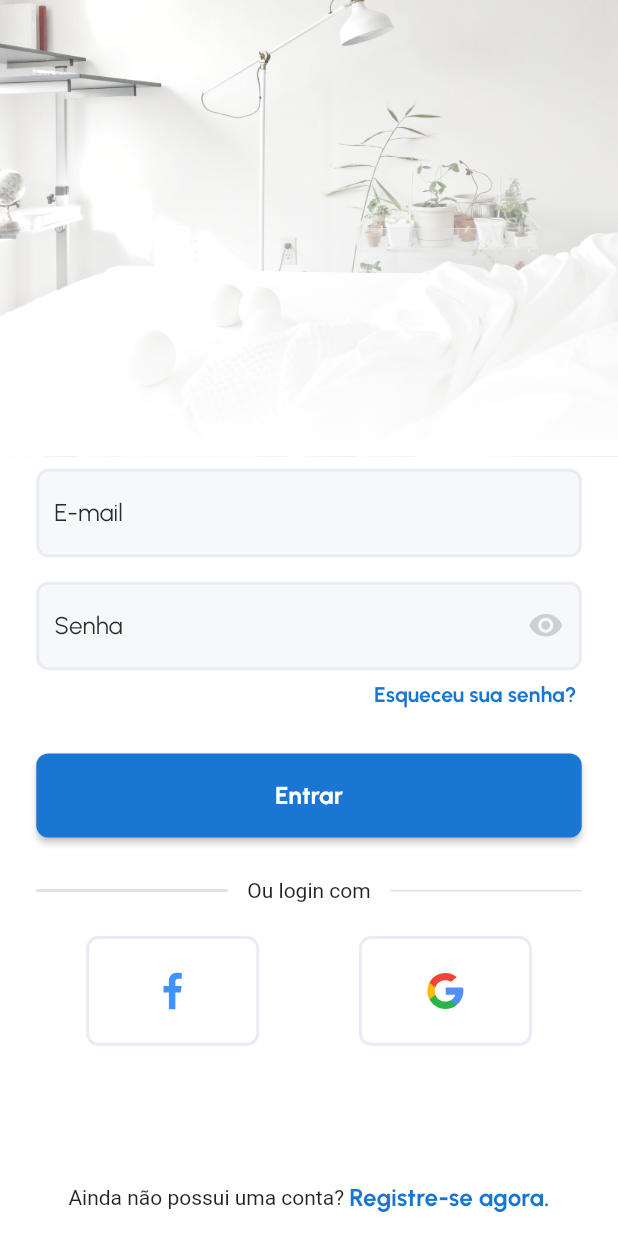
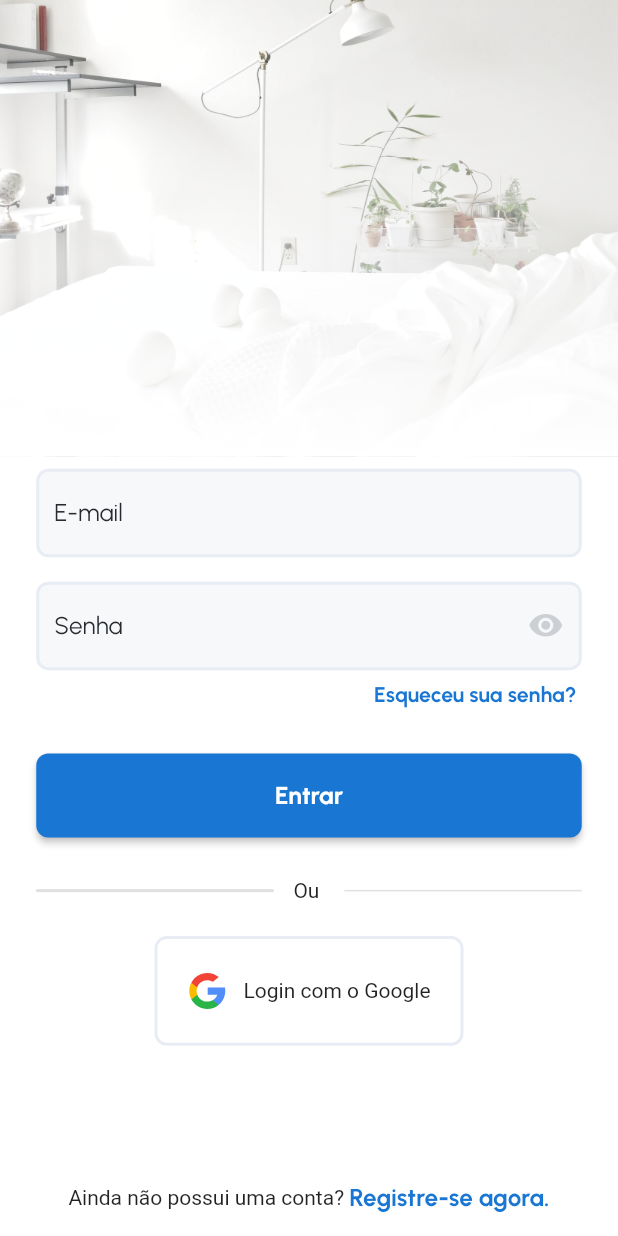
Before and after one commit to lucas-carlos-org/home_in_order, a Flutter app: the screen it shows after launch, on a phone screen of 412 x 824 dp. Run offline on Flutter 3.47's test engine with Material 2 defaults, Android fonts, the phone set to English and light mode, and no system bars; our stand-ins replace brasil_fields, cloud_firestore, dropdown_formfield, firebase_auth, firebase_core, firebase_messaging and 7 more; missing offline and left inert: validatorless; accounts and stored records are empty; Roboto replaces fonts that are missing (Hind).

Commit message:
:fire: Removed facebook login button and deleted its implementation

```diff
--- a/lib/application/ui/widgets/custom_social_button.dart
+++ b/lib/application/ui/widgets/custom_social_button.dart
@@ -1,13 +1,20 @@
 import 'package:flutter/material.dart';
 import 'package:flutter_svg/flutter_svg.dart';
+import 'package:get/get.dart';
 import 'package:home_in_order/application/ui/theme/app_colors.dart';
 
 import 'package:home_in_order/application/ui/utils/extensions/size_screen_extension.dart';
 
 class CustomSocialButton extends StatelessWidget {
-  const CustomSocialButton({Key? key, required this.onPressed, required this.iconPath}) : super(key: key);
+  const CustomSocialButton(
+      {Key? key,
+      required this.onPressed,
+      required this.iconPath,
+      required this.label})
+      : super(key: key);
   final VoidCallback onPressed;
   final String iconPath;
+  final String label;
 
   @override
   Widget build(BuildContext context) {
@@ -15,18 +22,25 @@ class CustomSocialButton extends StatelessWidget {
       onTap: onPressed,
       child: Container(
         height: 72.h,
-        width: 105.w,
+        width: Get.size.width / 2,
         decoration: BoxDecoration(
           borderRadius: BorderRadius.circular(8.r),
-          border: Border.all(
-              color: AppColors.greyBorder,
-              width: 2),
+          border: Border.all(color: AppColors.greyBorder, width: 2),
         ),
         child: Center(
-          child: SvgPicture.asset(
-            iconPath,
-            height: 26.h,
-            width: 26.h,
+          child: Row(
+            mainAxisAlignment: MainAxisAlignment.center,
+            children: [
+              SvgPicture.asset(
+                iconPath,
+                height: 26.h,
+                width: 26.h,
+              ),
+              SizedBox(
+                width: 10.w,
+              ),
+              Text(label)
+            ],
           ),
         ),
       ),
--- a/lib/modules/auth/login/login_page.dart
+++ b/lib/modules/auth/login/login_page.dart
@@ -22,7 +22,7 @@ class LoginPage extends GetView<LoginController> {
                 children: [
                   bodyImageHeader(),
                   LoginForm(),
-                  const LoginDivider(label: 'Ou login com'),
+                  const LoginDivider(label: 'Ou '),
                   bodySocialButtons(),
                   const Spacer(),
                   bodyCreateAccount(),
@@ -67,18 +67,10 @@ class LoginPage extends GetView<LoginController> {
       padding: EdgeInsets.symmetric(horizontal: 22.w),
       child: Column(
         children: [
-          Row(
-            mainAxisAlignment: MainAxisAlignment.spaceAround,
-            children: [
-              CustomSocialButton(
-                onPressed: () {},
-                iconPath: 'assets/icons/facebook.svg',
-              ),
-              CustomSocialButton(
-                onPressed: () => controller.loginWithGoogle(),
-                iconPath: 'assets/icons/google.svg',
-              ),
-            ],
+          CustomSocialButton(
+            onPressed: () => controller.loginWithGoogle(),
+            iconPath: 'assets/icons/google.svg',
+            label: 'Login com o Google',
           ),
           SizedBox(
             height: 36.h,
```
